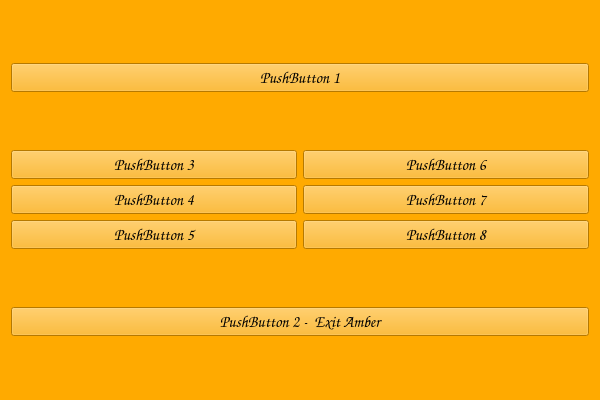
Old version of the form Amber/Amber.ui in the repository Amberskies/QT3D.
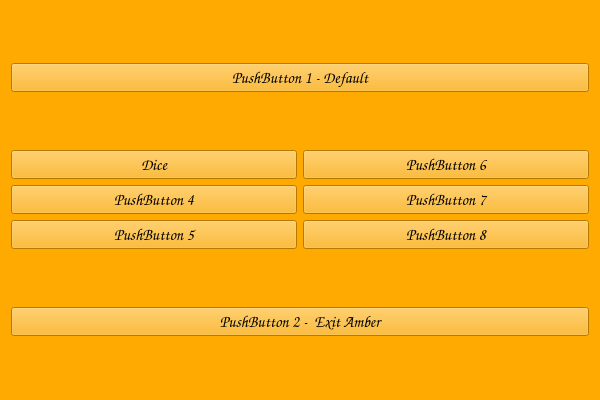
New version of the form.

Commit message: Added a default and a dice screen.  Attached screen to buttons on the developers UI.

Diff of the .ui file:
```diff
--- a/Amber/Amber.ui
+++ b/Amber/Amber.ui
@@ -448,7 +448,7 @@
     <item>
      <widget class="QPushButton" name="pushButton">
       <property name="text">
-       <string>PushButton 1</string>
+       <string>PushButton 1 - Default</string>
       </property>
      </widget>
     </item>
@@ -459,7 +459,7 @@
         <item>
          <widget class="QPushButton" name="pushButton_3">
           <property name="text">
-           <string>PushButton 3</string>
+           <string>Dice</string>
           </property>
          </widget>
         </item>
```
The commit also changes 10 other files.
